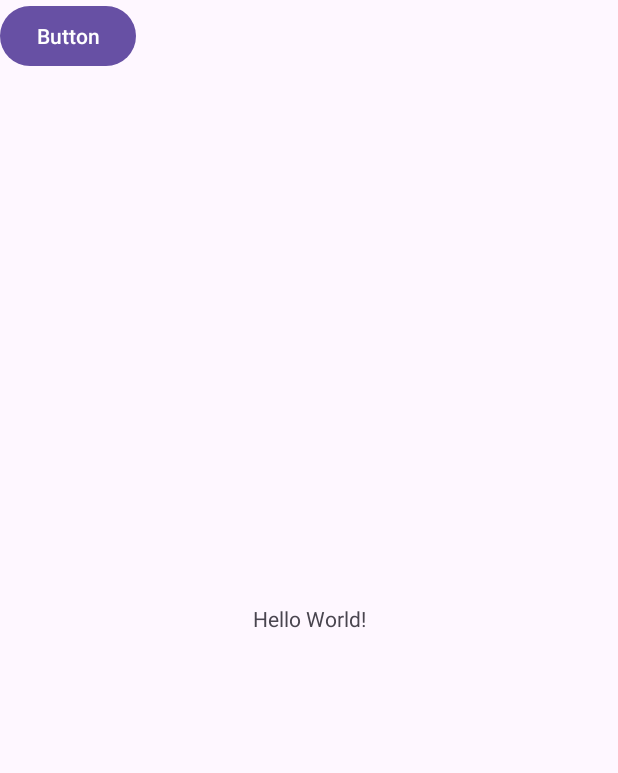
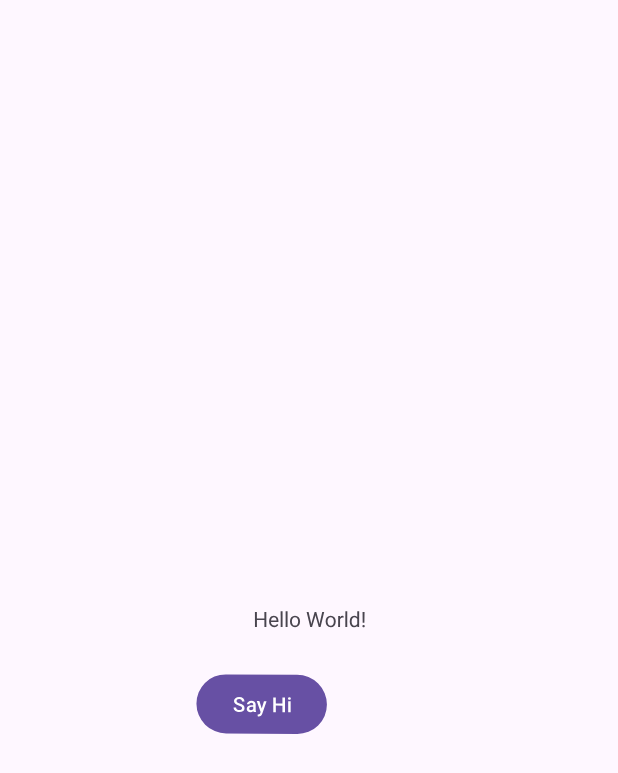
Before and after one commit to majidgeeks/practice-Kotlin_project, an Android app: the screen it shows after launch (MainActivity), on a phone screen of 412 x 824 dp. Shown: the top 773 px of the screen. Run offline under Robolectric (Android 15) with nearby library versions, the phone set to English and light mode, and no system bars.

Commit message:
add onClick to change text

```diff
--- a/app/src/main/java/com/practice/sayhellowithxml/MainActivity.kt
+++ b/app/src/main/java/com/practice/sayhellowithxml/MainActivity.kt
@@ -1,6 +1,8 @@
 package com.practice.sayhellowithxml
 
 import android.os.Bundle
+import android.view.View
+import android.widget.TextView
 import androidx.activity.enableEdgeToEdge
 import androidx.appcompat.app.AppCompatActivity
 import androidx.core.view.ViewCompat
@@ -17,4 +19,9 @@ class MainActivity : AppCompatActivity() {
             insets
         }
     }
+
+    fun btnClicked(view: View) {
+        val txtHi : TextView = findViewById(R.id.textView)
+        txtHi.setText("Say Hi by Click Btn")
+    }
 }
--- a/app/src/main/res/layout/activity_main.xml
+++ b/app/src/main/res/layout/activity_main.xml
@@ -5,9 +5,12 @@
     android:id="@+id/main"
     android:layout_width="match_parent"
     android:layout_height="match_parent"
+    android:rotationX="-2"
+    android:rotationY="-2"
     tools:context=".MainActivity">
 
     <TextView
+        android:id="@+id/textView"
         android:layout_width="wrap_content"
         android:layout_height="wrap_content"
         android:text="Hello World!"
@@ -18,10 +21,13 @@
 
     <Button
         android:id="@+id/btnHello"
-        android:layout_width="wrap_content"
+        android:layout_width="0dp"
         android:layout_height="wrap_content"
-        android:text="Button"
-        tools:layout_editor_absoluteX="160dp"
-        tools:layout_editor_absoluteY="411dp" />
+        android:layout_marginStart="130dp"
+        android:layout_marginTop="24dp"
+        android:onClick="btnClicked"
+        android:text="Say Hi"
+        app:layout_constraintStart_toStartOf="parent"
+        app:layout_constraintTop_toBottomOf="@+id/textView" />
 
 </androidx.constraintlayout.widget.ConstraintLayout>
```
